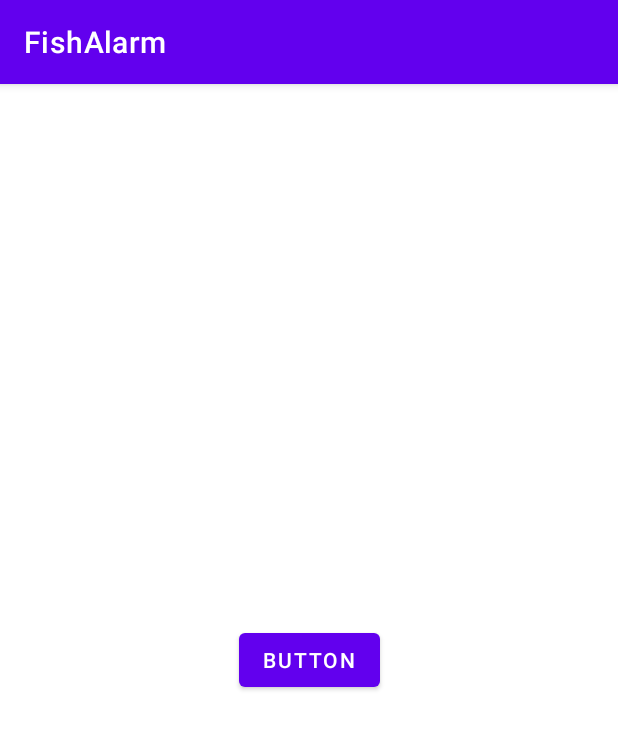
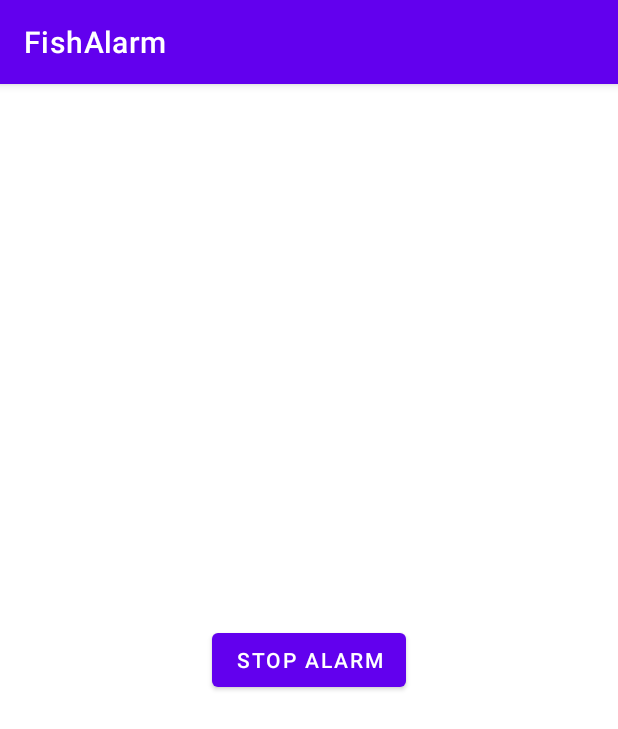
Before and after one commit to Fischli04/FishAlarm, an Android app: the AlarmActivity screen opened directly, with no data from a screen before it, on a phone screen of 412 x 824 dp. Shown: the top 729 px of the screen. Run offline under Robolectric (Android 15) with nearby library versions, the phone set to English and light mode, and no system bars; 3 statements that could not run were skipped.

Commit message:
added konzept.docx

```diff
--- a/dev/app/src/main/res/layout/activity_alarm.xml
+++ b/dev/app/src/main/res/layout/activity_alarm.xml
@@ -10,7 +10,7 @@
         android:id="@+id/stopButton"
         android:layout_width="wrap_content"
         android:layout_height="wrap_content"
-        android:text="Button"
+        android:text="Stop Alarm"
         app:layout_constraintBottom_toBottomOf="parent"
         app:layout_constraintEnd_toEndOf="parent"
         app:layout_constraintStart_toStartOf="parent"
```
Also changed, not shown: 2 other files.
